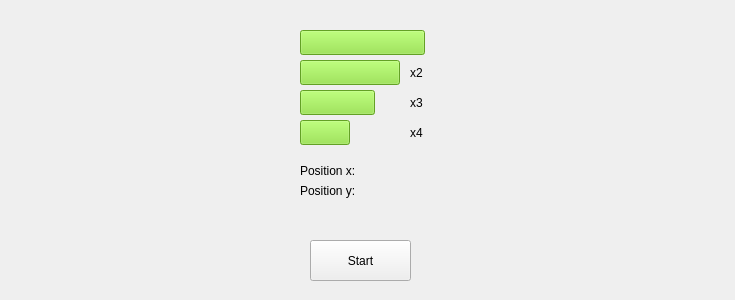
Above: project/battleships.ui from proyev/Blockpraktikum before the change. Below: the same form after it.
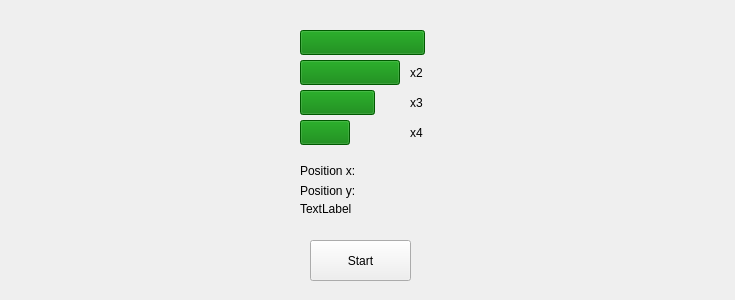
That is the form after the change.

Commit message: Slots/signals for logic, adjusted color sheme, additional functionality

```diff
--- a/project/battleships.ui
+++ b/project/battleships.ui
@@ -49,45 +49,45 @@
       <colorrole role="Button">
        <brush brushstyle="SolidPattern">
         <color alpha="255">
-         <red>138</red>
-         <green>226</green>
-         <blue>52</blue>
+         <red>239</red>
+         <green>239</green>
+         <blue>239</blue>
         </color>
        </brush>
       </colorrole>
       <colorrole role="Light">
        <brush brushstyle="SolidPattern">
         <color alpha="255">
-         <red>198</red>
+         <red>255</red>
          <green>255</green>
-         <blue>143</blue>
+         <blue>255</blue>
         </color>
        </brush>
       </colorrole>
       <colorrole role="Midlight">
        <brush brushstyle="SolidPattern">
         <color alpha="255">
-         <red>168</red>
-         <green>240</green>
-         <blue>97</blue>
+         <red>247</red>
+         <green>247</green>
+         <blue>247</blue>
         </color>
        </brush>
       </colorrole>
       <colorrole role="Dark">
        <brush brushstyle="SolidPattern">
         <color alpha="255">
-         <red>69</red>
-         <green>113</green>
-         <blue>26</blue>
+         <red>119</red>
+         <green>119</green>
+         <blue>119</blue>
         </color>
        </brush>
       </colorrole>
       <colorrole role="Mid">
        <brush brushstyle="SolidPattern">
         <color alpha="255">
-         <red>92</red>
-         <green>151</green>
-         <blue>35</blue>
+         <red>159</red>
+         <green>159</green>
+         <blue>159</blue>
         </color>
        </brush>
       </colorrole>
@@ -130,9 +130,9 @@
       <colorrole role="Window">
        <brush brushstyle="SolidPattern">
         <color alpha="255">
-         <red>138</red>
-         <green>226</green>
-         <blue>52</blue>
+         <red>239</red>
+         <green>239</green>
+         <blue>239</blue>
         </color>
        </brush>
       </colorrole>
@@ -148,9 +148,9 @@
       <colorrole role="AlternateBase">
        <brush brushstyle="SolidPattern">
         <color alpha="255">
-         <red>196</red>
-         <green>240</green>
-         <blue>153</blue>
+         <red>247</red>
+         <green>247</green>
+         <blue>247</blue>
         </color>
        </brush>
       </colorrole>
@@ -195,45 +195,45 @@
       <colorrole role="Button">
        <brush brushstyle="SolidPattern">
         <color alpha="255">
-         <red>138</red>
-         <green>226</green>
-         <blue>52</blue>
+         <red>239</red>
+         <green>239</green>
+         <blue>239</blue>
         </color>
        </brush>
       </colorrole>
       <colorrole role="Light">
        <brush brushstyle="SolidPattern">
         <color alpha="255">
-         <red>198</red>
+         <red>255</red>
          <green>255</green>
-         <blue>143</blue>
+         <blue>255</blue>
         </color>
        </brush>
       </colorrole>
       <colorrole role="Midlight">
        <brush brushstyle="SolidPattern">
         <color alpha="255">
-         <red>168</red>
-         <green>240</green>
-         <blue>97</blue>
+         <red>247</red>
+         <green>247</green>
+         <blue>247</blue>
         </color>
        </brush>
       </colorrole>
       <colorrole role="Dark">
        <brush brushstyle="SolidPattern">
         <color alpha="255">
-         <red>69</red>
-         <green>113</green>
-         <blue>26</blue>
+         <red>119</red>
+         <green>119</green>
+         <blue>119</blue>
         </color>
        </brush>
       </colorrole>
       <colorrole role="Mid">
        <brush brushstyle="SolidPattern">
         <color alpha="255">
-         <red>92</red>
-         <green>151</green>
-         <blue>35</blue>
+         <red>159</red>
+         <green>159</green>
+         <blue>159</blue>
         </color>
        </brush>
       </colorrole>
@@ -276,9 +276,9 @@
       <colorrole role="Window">
        <brush brushstyle="SolidPattern">
         <color alpha="255">
-         <red>138</red>
-         <green>226</green>
-         <blue>52</blue>
+         <red>239</red>
+         <green>239</green>
+         <blue>239</blue>
         </color>
        </brush>
       </colorrole>
@@ -294,9 +294,9 @@
       <colorrole role="AlternateBase">
        <brush brushstyle="SolidPattern">
         <color alpha="255">
-         <red>196</red>
-         <green>240</green>
-         <blue>153</blue>
+         <red>247</red>
+         <green>247</green>
+         <blue>247</blue>
         </color>
        </brush>
       </colorrole>
@@ -332,63 +332,63 @@
       <colorrole role="WindowText">
        <brush brushstyle="SolidPattern">
         <color alpha="255">
-         <red>69</red>
-         <green>113</green>
-         <blue>26</blue>
+         <red>119</red>
+         <green>119</green>
+         <blue>119</blue>
         </color>
        </brush>
       </colorrole>
       <colorrole role="Button">
        <brush brushstyle="SolidPattern">
         <color alpha="255">
-         <red>138</red>
-         <green>226</green>
-         <blue>52</blue>
+         <red>239</red>
+         <green>239</green>
+         <blue>239</blue>
         </color>
        </brush>
       </colorrole>
       <colorrole role="Light">
        <brush brushstyle="SolidPattern">
         <color alpha="255">
-         <red>198</red>
+         <red>255</red>
          <green>255</green>
-         <blue>143</blue>
+         <blue>255</blue>
         </color>
        </brush>
       </colorrole>
       <colorrole role="Midlight">
        <brush brushstyle="SolidPattern">
         <color alpha="255">
-         <red>168</red>
-         <green>240</green>
-         <blue>97</blue>
+         <red>247</red>
+         <green>247</green>
+         <blue>247</blue>
         </color>
        </brush>
       </colorrole>
       <colorrole role="Dark">
        <brush brushstyle="SolidPattern">
         <color alpha="255">
-         <red>69</red>
-         <green>113</green>
-         <blue>26</blue>
+         <red>119</red>
+         <green>119</green>
+         <blue>119</blue>
         </color>
        </brush>
       </colorrole>
       <colorrole role="Mid">
        <brush brushstyle="SolidPattern">
         <color alpha="255">
-         <red>92</red>
-         <green>151</green>
-         <blue>35</blue>
+         <red>159</red>
+         <green>159</green>
+         <blue>159</blue>
         </color>
        </brush>
       </colorrole>
       <colorrole role="Text">
        <brush brushstyle="SolidPattern">
         <color alpha="255">
-         <red>69</red>
-         <green>113</green>
-         <blue>26</blue>
+         <red>119</red>
+         <green>119</green>
+         <blue>119</blue>
         </color>
        </brush>
       </colorrole>
@@ -404,27 +404,27 @@
       <colorrole role="ButtonText">
        <brush brushstyle="SolidPattern">
         <color alpha="255">
-         <red>69</red>
-         <green>113</green>
-         <blue>26</blue>
+         <red>119</red>
+         <green>119</green>
+         <blue>119</blue>
         </color>
        </brush>
       </colorrole>
       <colorrole role="Base">
        <brush brushstyle="SolidPattern">
         <color alpha="255">
-         <red>138</red>
-         <green>226</green>
-         <blue>52</blue>
+         <red>239</red>
+         <green>239</green>
+         <blue>239</blue>
         </color>
        </brush>
       </colorrole>
       <colorrole role="Window">
        <brush brushstyle="SolidPattern">
         <color alpha="255">
-         <red>138</red>
-         <green>226</green>
-         <blue>52</blue>
+         <red>239</red>
+         <green>239</green>
+         <blue>239</blue>
         </color>
        </brush>
       </colorrole>
@@ -440,9 +440,9 @@
       <colorrole role="AlternateBase">
        <brush brushstyle="SolidPattern">
         <color alpha="255">
-         <red>138</red>
-         <green>226</green>
-         <blue>52</blue>
+         <red>239</red>
+         <green>239</green>
+         <blue>239</blue>
         </color>
        </brush>
       </colorrole>
@@ -476,6 +476,9 @@
      </disabled>
     </palette>
    </property>
+   <property name="styleSheet">
+    <string notr="true">* { background-color: rgb(0, 125, 0)}</string>
+   </property>
    <property name="text">
     <string/>
    </property>
@@ -504,45 +507,45 @@
       <colorrole role="Button">
        <brush brushstyle="SolidPattern">
         <color alpha="255">
-         <red>138</red>
-         <green>226</green>
-         <blue>52</blue>
+         <red>0</red>
+         <green>125</green>
+         <blue>0</blue>
         </color>
        </brush>
       </colorrole>
       <colorrole role="Light">
        <brush brushstyle="SolidPattern">
         <color alpha="255">
-         <red>198</red>
+         <red>255</red>
          <green>255</green>
-         <blue>143</blue>
+         <blue>255</blue>
         </color>
        </brush>
       </colorrole>
       <colorrole role="Midlight">
        <brush brushstyle="SolidPattern">
         <color alpha="255">
-         <red>168</red>
-         <green>240</green>
-         <blue>97</blue>
+         <red>247</red>
+         <green>247</green>
+         <blue>247</blue>
         </color>
        </brush>
       </colorrole>
       <colorrole role="Dark">
        <brush brushstyle="SolidPattern">
         <color alpha="255">
-         <red>69</red>
-         <green>113</green>
-         <blue>26</blue>
+         <red>119</red>
+         <green>119</green>
+         <blue>119</blue>
         </color>
        </brush>
       </colorrole>
       <colorrole role="Mid">
        <brush brushstyle="SolidPattern">
         <color alpha="255">
-         <red>92</red>
-         <green>151</green>
-         <blue>35</blue>
+         <red>159</red>
+         <green>159</green>
+         <blue>159</blue>
         </color>
        </brush>
       </colorrole>
@@ -576,18 +579,18 @@
       <colorrole role="Base">
        <brush brushstyle="SolidPattern">
         <color alpha="255">
-         <red>255</red>
-         <green>255</green>
-         <blue>255</blue>
+         <red>0</red>
+         <green>125</green>
+         <blue>0</blue>
         </color>
        </brush>
       </colorrole>
       <colorrole role="Window">
        <brush brushstyle="SolidPattern">
         <color alpha="255">
-         <red>138</red>
-         <green>226</green>
-         <blue>52</blue>
+         <red>0</red>
+         <green>125</green>
+         <blue>0</blue>
         </color>
        </brush>
       </colorrole>
@@ -603,9 +606,9 @@
       <colorrole role="AlternateBase">
        <brush brushstyle="SolidPattern">
         <color alpha="255">
-         <red>196</red>
-         <green>240</green>
-         <blue>153</blue>
+         <red>247</red>
+         <green>247</green>
+         <blue>247</blue>
         </color>
        </brush>
       </colorrole>
@@ -650,45 +653,45 @@
       <colorrole role="Button">
        <brush brushstyle="SolidPattern">
         <color alpha="255">
-         <red>138</red>
-         <green>226</green>
-         <blue>52</blue>
+         <red>0</red>
+         <green>125</green>
+         <blue>0</blue>
         </color>
        </brush>
       </colorrole>
       <colorrole role="Light">
        <brush brushstyle="SolidPattern">
         <color alpha="255">
-         <red>198</red>
+         <red>255</red>
          <green>255</green>
-         <blue>143</blue>
+         <blue>255</blue>
         </color>
        </brush>
       </colorrole>
       <colorrole role="Midlight">
        <brush brushstyle="SolidPattern">
         <color alpha="255">
-         <red>168</red>
-         <green>240</green>
-         <blue>97</blue>
+         <red>247</red>
+         <green>247</green>
+         <blue>247</blue>
         </color>
        </brush>
       </colorrole>
       <colorrole role="Dark">
        <brush brushstyle="SolidPattern">
         <color alpha="255">
-         <red>69</red>
-         <green>113</green>
-         <blue>26</blue>
+         <red>119</red>
+         <green>119</green>
+         <blue>119</blue>
         </color>
        </brush>
       </colorrole>
       <colorrole role="Mid">
        <brush brushstyle="SolidPattern">
         <color alpha="255">
-         <red>92</red>
-         <green>151</green>
-         <blue>35</blue>
+         <red>159</red>
+         <green>159</green>
+         <blue>159</blue>
         </color>
        </brush>
       </colorrole>
@@ -722,18 +725,18 @@
       <colorrole role="Base">
        <brush brushstyle="SolidPattern">
         <color alpha="255">
-         <red>255</red>
-         <green>255</green>
-         <blue>255</blue>
+         <red>0</red>
+         <green>125</green>
+         <blue>0</blue>
         </color>
        </brush>
       </colorrole>
       <colorrole role="Window">
        <brush brushstyle="SolidPattern">
         <color alpha="255">
-         <red>138</red>
-         <green>226</green>
-         <blue>52</blue>
+         <red>0</red>
+         <green>125</green>
+         <blue>0</blue>
         </color>
        </brush>
       </colorrole>
@@ -749,9 +752,9 @@
       <colorrole role="AlternateBase">
        <brush brushstyle="SolidPattern">
         <color alpha="255">
-         <red>196</red>
-         <green>240</green>
-         <blue>153</blue>
+         <red>247</red>
+         <green>247</green>
+         <blue>247</blue>
         </color>
        </brush>
       </colorrole>
@@ -787,63 +790,63 @@
       <colorrole role="WindowText">
        <brush brushstyle="SolidPattern">
         <color alpha="255">
-         <red>69</red>
-         <green>113</green>
-         <blue>26</blue>
+         <red>119</red>
+         <green>119</green>
+         <blue>119</blue>
         </color>
        </brush>
       </colorrole>
       <colorrole role="Button">
        <brush brushstyle="SolidPattern">
         <color alpha="255">
-         <red>138</red>
-         <green>226</green>
-         <blue>52</blue>
+         <red>0</red>
+         <green>125</green>
+         <blue>0</blue>
         </color>
        </brush>
       </colorrole>
       <colorrole role="Light">
        <brush brushstyle="SolidPattern">
         <color alpha="255">
-         <red>198</red>
+         <red>255</red>
          <green>255</green>
-         <blue>143</blue>
+         <blue>255</blue>
         </color>
        </brush>
       </colorrole>
       <colorrole role="Midlight">
        <brush brushstyle="SolidPattern">
         <color alpha="255">
-         <red>168</red>
-         <green>240</green>
-         <blue>97</blue>
+         <red>247</red>
+         <green>247</green>
+         <blue>247</blue>
         </color>
        </brush>
       </colorrole>
       <colorrole role="Dark">
        <brush brushstyle="SolidPattern">
         <color alpha="255">
-         <red>69</red>
-         <green>113</green>
-         <blue>26</blue>
+         <red>119</red>
+         <green>119</green>
+         <blue>119</blue>
         </color>
        </brush>
       </colorrole>
       <colorrole role="Mid">
        <brush brushstyle="SolidPattern">
         <color alpha="255">
-         <red>92</red>
-         <green>151</green>
-         <blue>35</blue>
+         <red>159</red>
+         <green>159</green>
+         <blue>159</blue>
         </color>
        </brush>
       </colorrole>
       <colorrole role="Text">
        <brush brushstyle="SolidPattern">
         <color alpha="255">
-         <red>69</red>
-         <green>113</green>
-         <blue>26</blue>
+         <red>119</red>
+         <green>119</green>
+         <blue>119</blue>
         </color>
        </brush>
       </colorrole>
@@ -859,27 +862,27 @@
       <colorrole role="ButtonText">
        <brush brushstyle="SolidPattern">
         <color alpha="255">
-         <red>69</red>
-         <green>113</green>
-         <blue>26</blue>
+         <red>119</red>
+         <green>119</green>
+         <blue>119</blue>
         </color>
        </brush>
       </colorrole>
       <colorrole role="Base">
        <brush brushstyle="SolidPattern">
         <color alpha="255">
-         <red>138</red>
-         <green>226</green>
-         <blue>52</blue>
+         <red>0</red>
+         <green>125</green>
+         <blue>0</blue>
         </color>
        </brush>
       </colorrole>
       <colorrole role="Window">
        <brush brushstyle="SolidPattern">
         <color alpha="255">
-         <red>138</red>
-         <green>226</green>
-         <blue>52</blue>
+         <red>0</red>
+         <green>125</green>
+         <blue>0</blue>
         </color>
        </brush>
       </colorrole>
@@ -895,9 +898,9 @@
       <colorrole role="AlternateBase">
        <brush brushstyle="SolidPattern">
         <color alpha="255">
-         <red>138</red>
-         <green>226</green>
-         <blue>52</blue>
+         <red>239</red>
+         <green>239</green>
+         <blue>239</blue>
         </color>
        </brush>
       </colorrole>
@@ -931,6 +934,9 @@
      </disabled>
     </palette>
    </property>
+   <property name="styleSheet">
+    <string notr="true">* { background-color: rgb(0, 125, 0)}</string>
+   </property>
    <property name="text">
     <string/>
    </property>
@@ -959,45 +965,45 @@
       <colorrole role="Button">
        <brush brushstyle="SolidPattern">
         <color alpha="255">
-         <red>138</red>
-         <green>226</green>
-         <blue>52</blue>
+         <red>0</red>
+         <green>125</green>
+         <blue>0</blue>
         </color>
        </brush>
       </colorrole>
       <colorrole role="Light">
        <brush brushstyle="SolidPattern">
         <color alpha="255">
-         <red>198</red>
+         <red>255</red>
          <green>255</green>
-         <blue>143</blue>
+         <blue>255</blue>
         </color>
        </brush>
       </colorrole>
       <colorrole role="Midlight">
        <brush brushstyle="SolidPattern">
         <color alpha="255">
-         <red>168</red>
-         <green>240</green>
-         <blue>97</blue>
+         <red>247</red>
+         <green>247</green>
+         <blue>247</blue>
         </color>
        </brush>
       </colorrole>
       <colorrole role="Dark">
        <brush brushstyle="SolidPattern">
         <color alpha="255">
-         <red>69</red>
-         <green>113</green>
-         <blue>26</blue>
+         <red>119</red>
+         <green>119</green>
+         <blue>119</blue>
         </color>
        </brush>
       </colorrole>
       <colorrole role="Mid">
        <brush brushstyle="SolidPattern">
         <color alpha="255">
-         <red>92</red>
-         <green>151</green>
-         <blue>35</blue>
+         <red>159</red>
+         <green>159</green>
+         <blue>159</blue>
         </color>
        </brush>
       </colorrole>
@@ -1031,18 +1037,18 @@
       <colorrole role="Base">
        <brush brushstyle="SolidPattern">
         <color alpha="255">
-         <red>255</red>
-         <green>255</green>
-         <blue>255</blue>
+         <red>0</red>
+         <green>125</green>
+         <blue>0</blue>
         </color>
        </brush>
       </colorrole>
       <colorrole role="Window">
        <brush brushstyle="SolidPattern">
         <color alpha="255">
-         <red>138</red>
-         <green>226</green>
-         <blue>52</blue>
+         <red>0</red>
+         <green>125</green>
+         <blue>0</blue>
         </color>
        </brush>
       </colorrole>
@@ -1058,9 +1064,9 @@
       <colorrole role="AlternateBase">
        <brush brushstyle="SolidPattern">
         <color alpha="255">
-         <red>196</red>
-         <green>240</green>
-         <blue>153</blue>
+         <red>247</red>
+         <green>247</green>
+         <blue>247</blue>
         </color>
        </brush>
       </colorrole>
@@ -1105,45 +1111,45 @@
       <colorrole role="Button">
        <brush brushstyle="SolidPattern">
         <color alpha="255">
-         <red>138</red>
-         <green>226</green>
-         <blue>52</blue>
+         <red>0</red>
+         <green>125</green>
+         <blue>0</blue>
         </color>
        </brush>
       </colorrole>
       <colorrole role="Light">
        <brush brushstyle="SolidPattern">
         <color alpha="255">
-         <red>198</red>
+         <red>255</red>
          <green>255</green>
-         <blue>143</blue>
+         <blue>255</blue>
         </color>
        </brush>
       </colorrole>
       <colorrole role="Midlight">
        <brush brushstyle="SolidPattern">
         <color alpha="255">
-         <red>168</red>
-         <green>240</green>
-         <blue>97</blue>
+         <red>247</red>
+         <green>247</green>
+         <blue>247</blue>
         </color>
        </brush>
       </colorrole>
       <colorrole role="Dark">
        <brush brushstyle="SolidPattern">
         <color alpha="255">
-         <red>69</red>
-         <green>113</green>
-         <blue>26</blue>
+         <red>119</red>
+         <green>119</green>
+         <blue>119</blue>
         </color>
        </brush>
       </colorrole>
       <colorrole role="Mid">
        <brush brushstyle="SolidPattern">
         <color alpha="255">
-         <red>92</red>
-         <green>151</green>
-         <blue>35</blue>
+         <red>159</red>
+         <green>159</green>
+         <blue>159</blue>
         </color>
        </brush>
       </colorrole>
@@ -1177,18 +1183,18 @@
       <colorrole role="Base">
        <brush brushstyle="SolidPattern">
         <color alpha="255">
-         <red>255</red>
-         <green>255</green>
-         <blue>255</blue>
+         <red>0</red>
+         <green>125</green>
+         <blue>0</blue>
         </color>
        </brush>
       </colorrole>
       <colorrole role="Window">
        <brush brushstyle="SolidPattern">
         <color alpha="255">
-         <red>138</red>
-         <green>226</green>
-         <blue>52</blue>
+         <red>0</red>
+         <green>125</green>
+         <blue>0</blue>
         </color>
        </brush>
       </colorrole>
@@ -1204,9 +1210,9 @@
       <colorrole role="AlternateBase">
        <brush brushstyle="SolidPattern">
         <color alpha="255">
-         <red>196</red>
-         <green>240</green>
-         <blue>153</blue>
+         <red>247</red>
+         <green>247</green>
+         <blue>247</blue>
         </color>
        </brush>
       </colorrole>
@@ -1242,63 +1248,63 @@
       <colorrole role="WindowText">
        <brush brushstyle="SolidPattern">
         <color alpha="255">
-         <red>69</red>
-         <green>113</green>
-         <blue>26</blue>
+         <red>119</red>
+         <green>119</green>
+         <blue>119</blue>
         </color>
        </brush>
       </colorrole>
       <colorrole role="Button">
        <brush brushstyle="SolidPattern">
         <color alpha="255">
-         <red>138</red>
-         <green>226</green>
-         <blue>52</blue>
+         <red>0</red>
+         <green>125</green>
+         <blue>0</blue>
         </color>
        </brush>
       </colorrole>
       <colorrole role="Light">
        <brush brushstyle="SolidPattern">
         <color alpha="255">
-         <red>198</red>
+         <red>255</red>
          <green>255</green>
-         <blue>143</blue>
+         <blue>255</blue>
         </color>
        </brush>
       </colorrole>
       <colorrole role="Midlight">
        <brush brushstyle="SolidPattern">
         <color alpha="255">
-         <red>168</red>
-         <green>240</green>
-         <blue>97</blue>
+         <red>247</red>
+         <green>247</green>
+         <blue>247</blue>
         </color>
        </brush>
       </colorrole>
       <colorrole role="Dark">
        <brush brushstyle="SolidPattern">
         <color alpha="255">
-         <red>69</red>
-         <green>113</green>
-         <blue>26</blue>
+         <red>119</red>
+         <green>119</green>
+         <blue>119</blue>
         </color>
        </brush>
       </colorrole>
       <colorrole role="Mid">
        <brush brushstyle="SolidPattern">
         <color alpha="255">
-         <red>92</red>
-         <green>151</green>
-         <blue>35</blue>
+         <red>159</red>
+         <green>159</green>
+         <blue>159</blue>
         </color>
        </brush>
       </colorrole>
       <colorrole role="Text">
        <brush brushstyle="SolidPattern">
         <color alpha="255">
-         <red>69</red>
-         <green>113</green>
-         <blue>26</blue>
+         <red>119</red>
+         <green>119</green>
+         <blue>119</blue>
         </color>
        </brush>
       </colorrole>
@@ -1314,27 +1320,27 @@
       <colorrole role="ButtonText">
        <brush brushstyle="SolidPattern">
         <color alpha="255">
-         <red>69</red>
-         <green>113</green>
-         <blue>26</blue>
+         <red>119</red>
+         <green>119</green>
+         <blue>119</blue>
         </color>
        </brush>
       </colorrole>
       <colorrole role="Base">
        <brush brushstyle="SolidPattern">
         <color alpha="255">
-         <red>138</red>
-         <green>226</green>
-         <blue>52</blue>
+         <red>0</red>
+         <green>125</green>
+         <blue>0</blue>
         </color>
        </brush>
       </colorrole>
       <colorrole role="Window">
        <brush brushstyle="SolidPattern">
         <color alpha="255">
-         <red>138</red>
-         <green>226</green>
-         <blue>52</blue>
+         <red>0</red>
+         <green>125</green>
+         <blue>0</blue>
         </color>
        </brush>
       </colorrole>
@@ -1350,9 +1356,9 @@
       <colorrole role="AlternateBase">
        <brush brushstyle="SolidPattern">
         <color alpha="255">
-         <red>138</red>
-         <green>226</green>
-         <blue>52</blue>
+         <red>239</red>
+         <green>239</green>
+         <blue>239</blue>
         </color>
        </brush>
       </colorrole>
@@ -1386,6 +1392,9 @@
      </disabled>
     </palette>
    </property>
+   <property name="styleSheet">
+    <string notr="true">* { background-color: rgb(0, 125, 0)}</string>
+   </property>
    <property name="text">
     <string/>
    </property>
@@ -1427,45 +1436,45 @@
       <colorrole role="Button">
        <brush brushstyle="SolidPattern">
         <color alpha="255">
-         <red>138</red>
-         <green>226</green>
-         <blue>52</blue>
+         <red>0</red>
+         <green>125</green>
+         <blue>0</blue>
         </color>
        </brush>
       </colorrole>
       <colorrole role="Light">
        <brush brushstyle="SolidPattern">
         <color alpha="255">
-         <red>198</red>
+         <red>255</red>
          <green>255</green>
-         <blue>143</blue>
+         <blue>255</blue>
         </color>
        </brush>
       </colorrole>
       <colorrole role="Midlight">
        <brush brushstyle="SolidPattern">
         <color alpha="255">
-         <red>168</red>
-         <green>240</green>
-         <blue>97</blue>
+         <red>247</red>
+         <green>247</green>
+         <blue>247</blue>
         </color>
        </brush>
       </colorrole>
       <colorrole role="Dark">
        <brush brushstyle="SolidPattern">
         <color alpha="255">
-         <red>69</red>
-         <green>113</green>
-         <blue>26</blue>
+         <red>119</red>
+         <green>119</green>
+         <blue>119</blue>
         </color>
        </brush>
       </colorrole>
       <colorrole role="Mid">
        <brush brushstyle="SolidPattern">
         <color alpha="255">
-         <red>92</red>
-         <green>151</green>
-         <blue>35</blue>
+         <red>159</red>
+         <green>159</green>
+         <blue>159</blue>
         </color>
        </brush>
       </colorrole>
@@ -1499,18 +1508,18 @@
       <colorrole role="Base">
        <brush brushstyle="SolidPattern">
         <color alpha="255">
-         <red>255</red>
-         <green>255</green>
-         <blue>255</blue>
+         <red>0</red>
+         <green>125</green>
+         <blue>0</blue>
         </color>
        </brush>
       </colorrole>
       <colorrole role="Window">
        <brush brushstyle="SolidPattern">
         <color alpha="255">
-         <red>138</red>
-         <green>226</green>
-         <blue>52</blue>
+         <red>0</red>
+         <green>125</green>
+         <blue>0</blue>
         </color>
        </brush>
       </colorrole>
@@ -1526,9 +1535,9 @@
       <colorrole role="AlternateBase">
        <brush brushstyle="SolidPattern">
         <color alpha="255">
-         <red>196</red>
-         <green>240</green>
-         <blue>153</blue>
+         <red>247</red>
+         <green>247</green>
+         <blue>247</blue>
         </color>
        </brush>
       </colorrole>
@@ -1573,45 +1582,45 @@
       <colorrole role="Button">
        <brush brushstyle="SolidPattern">
         <color alpha="255">
-         <red>138</red>
-         <green>226</green>
-         <blue>52</blue>
+         <red>0</red>
+         <green>125</green>
+         <blue>0</blue>
         </color>
        </brush>
       </colorrole>
       <colorrole role="Light">
        <brush brushstyle="SolidPattern">
         <color alpha="255">
-         <red>198</red>
+         <red>255</red>
          <green>255</green>
-         <blue>143</blue>
+         <blue>255</blue>
         </color>
        </brush>
       </colorrole>
       <colorrole role="Midlight">
        <brush brushstyle="SolidPattern">
         <color alpha="255">
-         <red>168</red>
-         <green>240</green>
-         <blue>97</blue>
+         <red>247</red>
+         <green>247</green>
+         <blue>247</blue>
         </color>
        </brush>
       </colorrole>
       <colorrole role="Dark">
        <brush brushstyle="SolidPattern">
         <color alpha="255">
-         <red>69</red>
-         <green>113</green>
-         <blue>26</blue>
+         <red>119</red>
+         <green>119</green>
+         <blue>119</blue>
         </color>
        </brush>
       </colorrole>
       <colorrole role="Mid">
        <brush brushstyle="SolidPattern">
         <color alpha="255">
-         <red>92</red>
-         <green>151</green>
-         <blue>35</blue>
+         <red>159</red>
+         <green>159</green>
+         <blue>159</blue>
         </color>
        </brush>
       </colorrole>
@@ -1645,18 +1654,18 @@
       <colorrole role="Base">
        <brush brushstyle="SolidPattern">
         <color alpha="255">
-         <red>255</red>
-         <green>255</green>
-         <blue>255</blue>
+         <red>0</red>
+         <green>125</green>
+         <blue>0</blue>
         </color>
        </brush>
       </colorrole>
       <colorrole role="Window">
        <brush brushstyle="SolidPattern">
         <color alpha="255">
-         <red>138</red>
-         <green>226</green>
-         <blue>52</blue>
+         <red>0</red>
+         <green>125</green>
+         <blue>0</blue>
         </color>
        </brush>
       </colorrole>
@@ -1672,9 +1681,9 @@
       <colorrole role="AlternateBase">
        <brush brushstyle="SolidPattern">
         <color alpha="255">
-         <red>196</red>
-         <green>240</green>
-         <blue>153</blue>
+         <red>247</red>
+         <green>247</green>
+         <blue>247</blue>
         </color>
        </brush>
       </colorrole>
@@ -1710,63 +1719,63 @@
       <colorrole role="WindowText">
        <brush brushstyle="SolidPattern">
         <color alpha="255">
-         <red>69</red>
-         <green>113</green>
-         <blue>26</blue>
+         <red>119</red>
+         <green>119</green>
+         <blue>119</blue>
         </color>
        </brush>
       </colorrole>
       <colorrole role="Button">
        <brush brushstyle="SolidPattern">
         <color alpha="255">
-         <red>138</red>
-         <green>226</green>
-         <blue>52</blue>
+         <red>0</red>
+         <green>125</green>
+         <blue>0</blue>
         </color>
        </brush>
       </colorrole>
       <colorrole role="Light">
        <brush brushstyle="SolidPattern">
         <color alpha="255">
-         <red>198</red>
+         <red>255</red>
          <green>255</green>
-         <blue>143</blue>
+         <blue>255</blue>
         </color>
        </brush>
       </colorrole>
       <colorrole role="Midlight">
        <brush brushstyle="SolidPattern">
         <color alpha="255">
-         <red>168</red>
-         <green>240</green>
-         <blue>97</blue>
+         <red>247</red>
+         <green>247</green>
+         <blue>247</blue>
         </color>
        </brush>
       </colorrole>
       <colorrole role="Dark">
        <brush brushstyle="SolidPattern">
         <color alpha="255">
-         <red>69</red>
-         <green>113</green>
-         <blue>26</blue>
+         <red>119</red>
+         <green>119</green>
+         <blue>119</blue>
         </color>
        </brush>
       </colorrole>
       <colorrole role="Mid">
        <brush brushstyle="SolidPattern">
         <color alpha="255">
-         <red>92</red>
-         <green>151</green>
-         <blue>35</blue>
+         <red>159</red>
+         <green>159</green>
+         <blue>159</blue>
         </color>
        </brush>
       </colorrole>
       <colorrole role="Text">
        <brush brushstyle="SolidPattern">
         <color alpha="255">
-         <red>69</red>
-         <green>113</green>
-         <blue>26</blue>
+         <red>119</red>
+         <green>119</green>
+         <blue>119</blue>
         </color>
        </brush>
       </colorrole>
@@ -1782,27 +1791,27 @@
       <colorrole role="ButtonText">
        <brush brushstyle="SolidPattern">
         <color alpha="255">
-         <red>69</red>
-         <green>113</green>
-         <blue>26</blue>
+         <red>119</red>
+         <green>119</green>
+         <blue>119</blue>
         </color>
        </brush>
       </colorrole>
       <colorrole role="Base">
        <brush brushstyle="SolidPattern">
         <color alpha="255">
-         <red>138</red>
-         <green>226</green>
-         <blue>52</blue>
+         <red>0</red>
+         <green>125</green>
+         <blue>0</blue>
         </color>
        </brush>
       </colorrole>
       <colorrole role="Window">
        <brush brushstyle="SolidPattern">
         <color alpha="255">
-         <red>138</red>
-         <green>226</green>
-         <blue>52</blue>
+         <red>0</red>
+         <green>125</green>
+         <blue>0</blue>
         </color>
        </brush>
       </colorrole>
@@ -1818,9 +1827,9 @@
       <colorrole role="AlternateBase">
        <brush brushstyle="SolidPattern">
         <color alpha="255">
-         <red>138</red>
-         <green>226</green>
-         <blue>52</blue>
+         <red>239</red>
+         <green>239</green>
+         <blue>239</blue>
         </color>
        </brush>
       </colorrole>
@@ -1854,6 +1863,9 @@
      </disabled>
     </palette>
    </property>
+   <property name="styleSheet">
+    <string notr="true">* { background-color: rgb(0, 125, 0)}</string>
+   </property>
    <property name="text">
     <string/>
    </property>
@@ -1923,6 +1935,19 @@
     <string>Position y: </string>
    </property>
   </widget>
+  <widget class="QLabel" name="statusLabel">
+   <property name="geometry">
+    <rect>
+     <x>300</x>
+     <y>200</y>
+     <width>67</width>
+     <height>17</height>
+    </rect>
+   </property>
+   <property name="text">
+    <string>TextLabel</string>
+   </property>
+  </widget>
  </widget>
  <resources/>
  <connections/>
```
Left out of the diff: 10 changed lines with no effect on the pictures. The commit also changes 5 other files.
